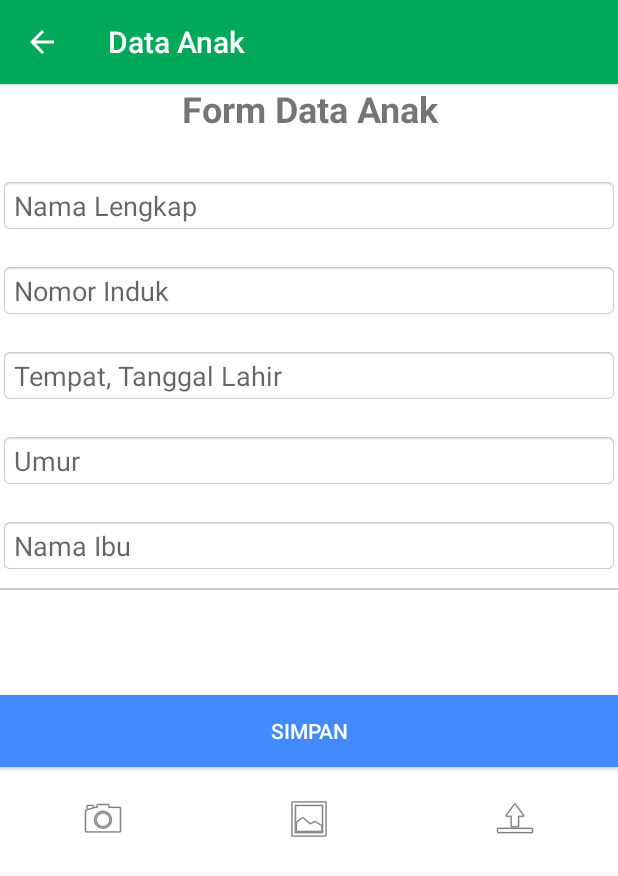
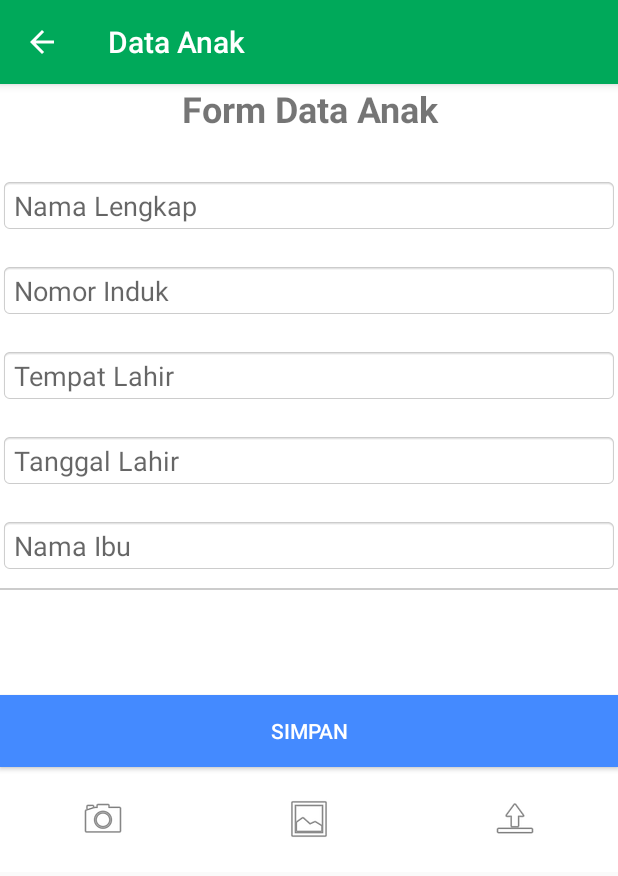
Before and after one commit to eladoktarizo/Mobel, an Android app: the TambahDataAnak screen opened directly, with no data from a screen before it, on a phone screen of 412 x 824 dp. Shown: the top 876 px of the screen. Run offline under Robolectric (Android 15) with nearby library versions, the phone set to English and light mode, and no system bars; our stand-ins replace Volley.

```diff
--- a/app/src/main/java/com/example/eladoktarizo/mobel/Server.java
+++ b/app/src/main/java/com/example/eladoktarizo/mobel/Server.java
@@ -6,7 +6,7 @@ package com.example.eladoktarizo.mobel;
 
 public class Server {
 //    public static final String URL = "http://192.168.100.8/mobel/";
-    public static final String URL = "http://192.168.1.11/mobel/";
+    public static final String URL = "http://192.168.1.32/mobel/";
 //    public static final String URL = "http://192.168.43.244/mobel/";
 //    public static final String URL = "http://wecantraining.com/mobel/";
 
--- a/app/src/main/java/com/example/eladoktarizo/mobel/TambahDataAnak.java
+++ b/app/src/main/java/com/example/eladoktarizo/mobel/TambahDataAnak.java
@@ -1,5 +1,6 @@
 package com.example.eladoktarizo.mobel;
 
+import android.app.DatePickerDialog;
 import android.graphics.Bitmap;
 import android.graphics.Matrix;
 import android.net.Uri;
@@ -13,6 +14,7 @@ import android.view.Menu;
 import android.view.MenuItem;
 import android.view.View;
 import android.widget.Button;
+import android.widget.DatePicker;
 import android.widget.EditText;
 import android.widget.ImageView;
 import android.widget.Toast;
@@ -40,6 +42,7 @@ import java.io.UnsupportedEncodingException;
 import java.net.MalformedURLException;
 import java.net.ProtocolException;
 import java.net.URL;
+import java.util.Calendar;
 import java.util.HashMap;
 import java.util.Map;
 
@@ -49,13 +52,14 @@ import java.util.Map;
 
 public class TambahDataAnak extends AppCompatActivity {
 
-    EditText td_id_anak, td_namaanak, td_noindukanak, td_ttlanak, td_umuranak, td_namaibu, td_id_ortu;
+    EditText td_id_anak, td_namaanak, td_noindukanak, td_tempatlahir, td_tanggallahir, td_namaibu, td_id_ortu;
     //String id_ortu;
     Button btnsimpan;
     ImageView ivCamera, ivGallery, ivUpload, ivImage;
     ProgressDialog pd;
     Intent i;
     String id_ortu, stringImage64;
+    private int mYear, mMonth, mDay;
 
     CameraPhoto cameraPhoto;
     GalleryPhoto galleryPhoto;
@@ -104,8 +108,8 @@ public class TambahDataAnak extends AppCompatActivity {
         String intent_id_ortu       =  data.getStringExtra("id_ortu");
         String intent_noinduk_anak  =  data.getStringExtra("noinduk_anak");
         String intent_namaanak      =  data.getStringExtra("nama_lengkap");
-        String intent_ttlanak       =  data.getStringExtra("ttlahir");
-        String intent_umur          =  data.getStringExtra("umur");
+        String intent_tempat_lahir   =  data.getStringExtra("tempat_lahir");
+        String intent_tanggal_lahir  =  data.getStringExtra("tanggal_lahir");
         String intent_namaibu       =  data.getStringExtra("namaibu");
 
         id_ortu         = getIntent().getStringExtra("id_ortu");
@@ -113,11 +117,12 @@ public class TambahDataAnak extends AppCompatActivity {
         td_id_anak      = (EditText) findViewById(R.id.td_id_anak);
         td_noindukanak  = (EditText) findViewById(R.id.td_noindukanak);
         td_namaanak     = (EditText) findViewById(R.id.td_namaanak);
-        td_ttlanak      = (EditText) findViewById(R.id.td_ttlanak);
-        td_umuranak     = (EditText) findViewById(R.id.td_umuranak);
+        td_tempatlahir  = (EditText) findViewById(R.id.td_tempatlahir);
+        td_tanggallahir = (EditText) findViewById(R.id.td_tanggallahir);
         td_namaibu      = (EditText) findViewById(R.id.td_namaibu);
 
         //id_ortu = getIntent().getStringExtra("id_ortu");
+
 
         btnsimpan = (Button) findViewById(R.id.btnsimpan);
 
@@ -128,14 +133,37 @@ public class TambahDataAnak extends AppCompatActivity {
 
         pd          = new ProgressDialog(TambahDataAnak.this);
 
+        td_tanggallahir.setOnClickListener(new View.OnClickListener() {
+            @Override
+            public void onClick(View v) {
+                final Calendar c = Calendar.getInstance();
+                mYear = c.get(Calendar.YEAR);
+                mMonth = c.get(Calendar.MONTH);
+                mDay = c.get(Calendar.DAY_OF_MONTH);
+
+
+                DatePickerDialog datePickerDialog = new DatePickerDialog(TambahDataAnak.this,
+                        new DatePickerDialog.OnDateSetListener() {
+
+                            @Override
+                            public void onDateSet(DatePicker view, int year,
+                                                  int monthOfYear, int dayOfMonth) {
+
+                                td_tanggallahir.setText(year + "-" + (monthOfYear + 1) + "-" + dayOfMonth);
+
+                            }
+                        }, mYear, mMonth, mDay);
+                datePickerDialog.show();
+            }
+        });
         if (update == 1)
         {
             btnsimpan.setText("Update Data");
             td_id_anak.setText(intent_id_anak);
             td_id_ortu.setText(intent_id_ortu);
             td_namaanak.setText(intent_namaanak);
-            td_ttlanak.setText(intent_ttlanak);
-            td_umuranak.setText(intent_umur);
+            td_tempatlahir.setText(intent_tempat_lahir);
+            td_tanggallahir.setText(intent_tanggal_lahir);
             td_namaibu.setText(intent_namaibu);
 
         }
@@ -325,8 +353,8 @@ public class TambahDataAnak extends AppCompatActivity {
                 map.put("id_anak",td_id_anak.getText().toString());
                 map.put("noinduk_anak",td_noindukanak.getText().toString());
                 map.put("nama_lengkap",td_namaanak.getText().toString());
-                map.put("ttlahir",td_ttlanak.getText().toString());
-                map.put("umur",td_umuranak.getText().toString());
+                map.put("tempat_lahir",td_tempatlahir.getText().toString());
+                map.put("tanggal_lahir",td_tanggallahir.getText().toString());
                 map.put("namaibu",td_namaibu.getText().toString());
                 map.put("id_ortu",id_ortu);
                 map.put("image", stringImage64);
@@ -371,8 +399,8 @@ public class TambahDataAnak extends AppCompatActivity {
                 map.put("id_anak",td_id_anak.getText().toString());
                 map.put("noinduk_anak",td_noindukanak.getText().toString());
                 map.put("nama_lenglap",td_namaanak.getText().toString());
-                map.put("ttlahir",td_ttlanak.getText().toString());
-                map.put("umur",td_umuranak.getText().toString());
+                map.put("tempat_lahir",td_tempatlahir.getText().toString());
+                map.put("tanggal_lahir",td_tanggallahir.getText().toString());
                 map.put("namaibu",td_namaibu.getText().toString());
                 //map.put("id_ortu",td_id_ortu.getText().toString());
 
--- a/app/src/main/res/layout/tambah_data_anak.xml
+++ b/app/src/main/res/layout/tambah_data_anak.xml
@@ -67,20 +67,20 @@
                     android:background="@android:drawable/editbox_background_normal"/>
 
                 <EditText
-                    android:id="@+id/td_ttlanak"
+                    android:id="@+id/td_tempatlahir"
                     android:layout_marginTop="10dp"
                     android:layout_marginBottom="10dp"
-                    android:hint="Tempat, Tanggal Lahir"
+                    android:hint="Tempat Lahir"
                     android:singleLine="true"
                     android:layout_width="match_parent"
                     android:layout_height="wrap_content"
                     android:background="@android:drawable/editbox_background_normal"/>
 
                 <EditText
-                    android:id="@+id/td_umuranak"
+                    android:id="@+id/td_tanggallahir"
                     android:layout_marginTop="10dp"
                     android:layout_marginBottom="10dp"
-                    android:hint="Umur"
+                    android:hint="Tanggal Lahir"
                     android:singleLine="true"
                     android:layout_width="match_parent"
                     android:layout_height="wrap_content"
```
